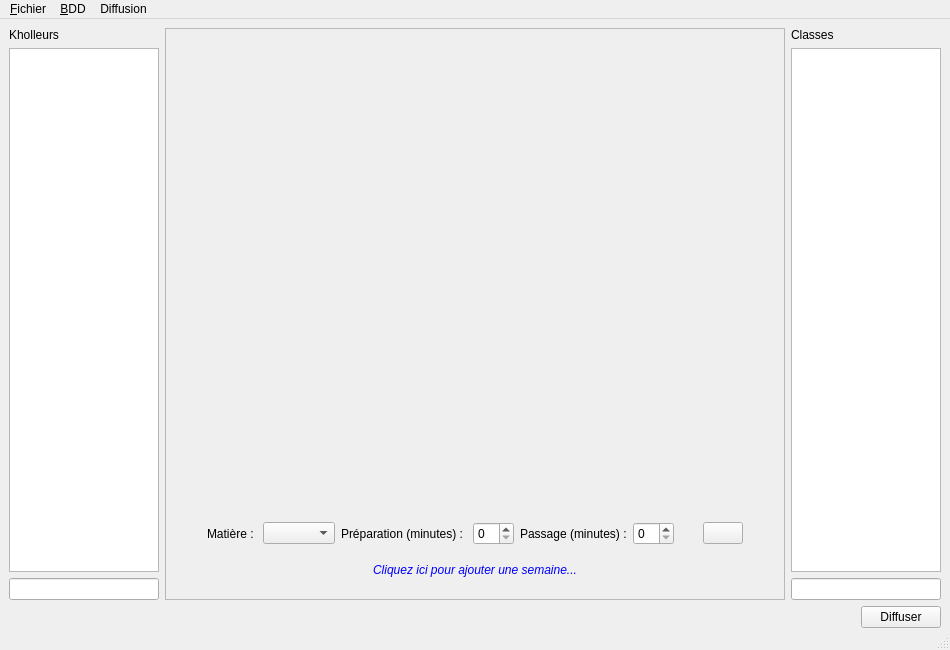
Above: mainwindow.ui from ThFeneuil/SPARK-Secretariat before the change. Below: the same form after it.
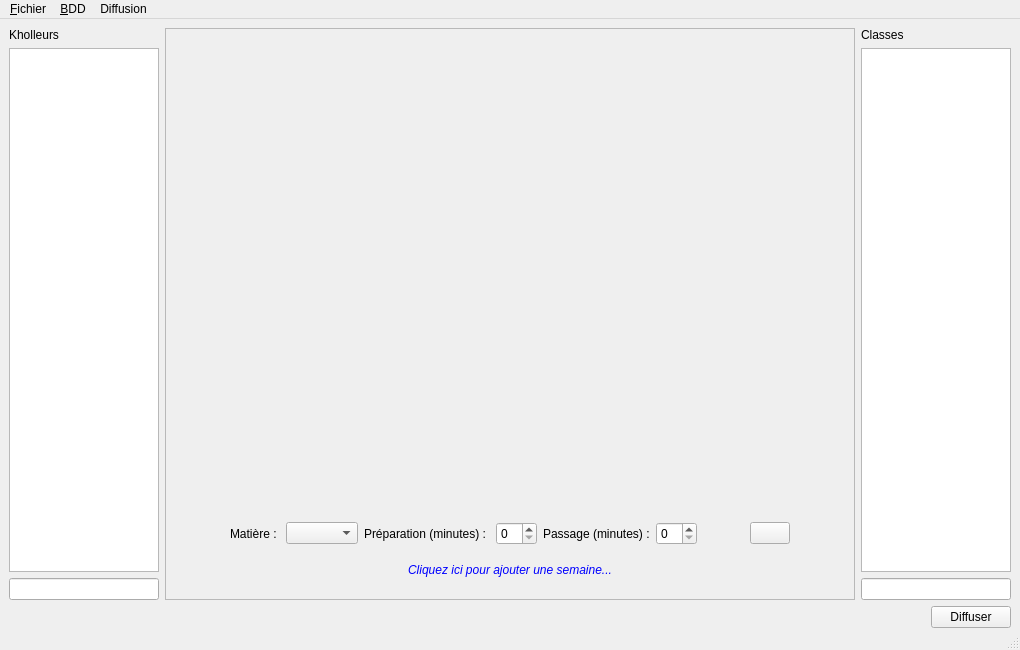
That is the form after the change. Icons and pictures are not drawn.

Commit message: Proposition pour rendre plus clair l'heure de préparation

What changed in the file:
```diff
--- a/mainwindow.ui
+++ b/mainwindow.ui
@@ -9,7 +9,7 @@
    <rect>
     <x>0</x>
     <y>0</y>
-    <width>950</width>
+    <width>1020</width>
     <height>650</height>
    </rect>
   </property>
@@ -60,7 +60,7 @@
           <rect>
            <x>0</x>
            <y>0</y>
-           <width>612</width>
+           <width>682</width>
            <height>565</height>
           </rect>
          </property>
@@ -272,7 +272,7 @@
     <rect>
      <x>0</x>
      <y>0</y>
-     <width>950</width>
+     <width>1020</width>
      <height>21</height>
     </rect>
    </property>
```
The commit also changes 1 other file.
